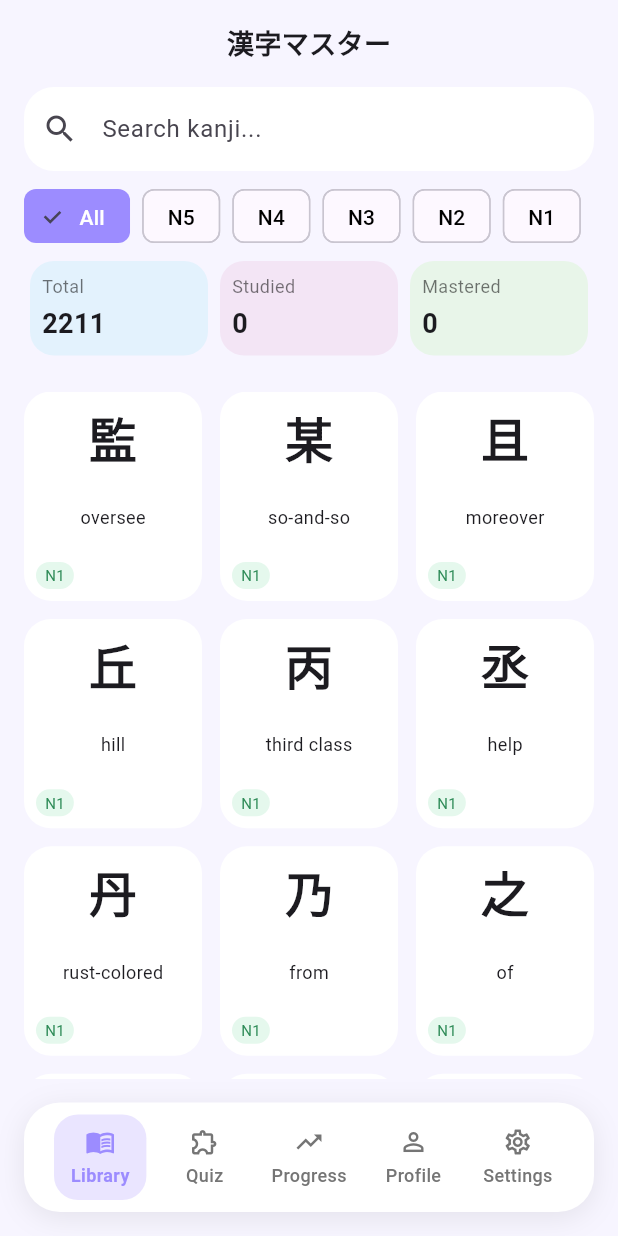
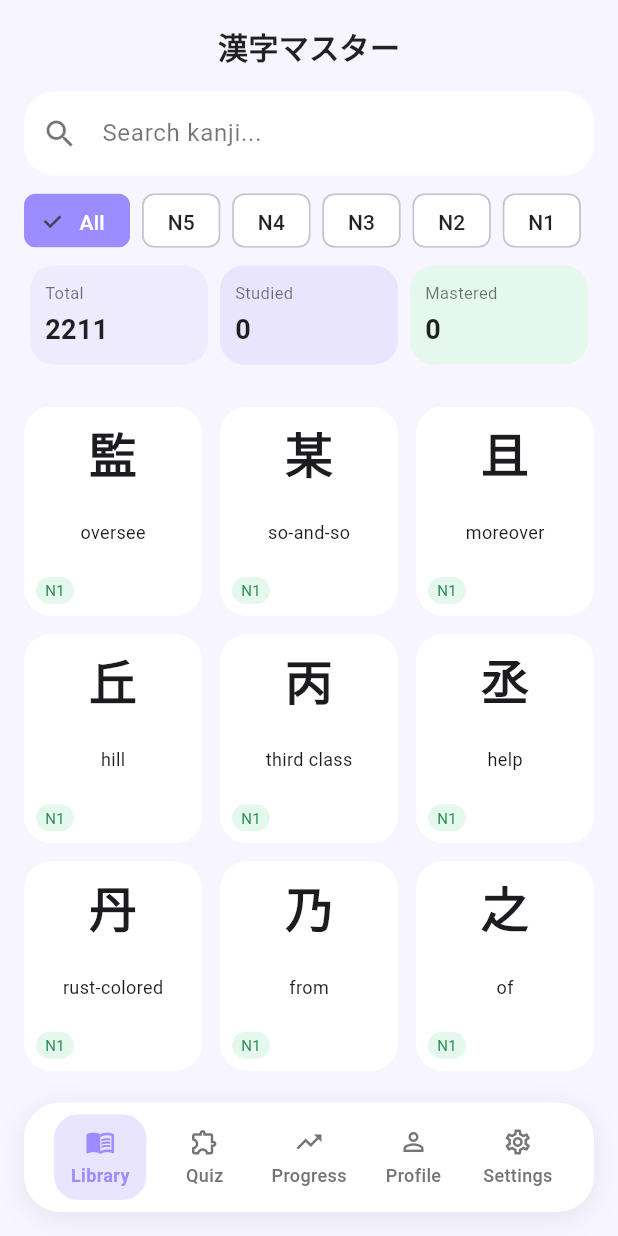
Before and after one commit to Yuutari/kanjimaster, a Flutter app: the screen it shows after launch, on a phone screen of 412 x 824 dp. Run offline on Flutter 3.47's test engine with Material 3 defaults, Android fonts, the phone set to English and light mode, and no system bars; our stand-ins replace shared_preferences, sqflite, sqflite_common_ffi_web; accounts and stored records are empty.

Commit message:
library: add dark mode, empty states (no data & no search results), polished styling

```diff
--- a/lib/ui/screens/library_screen.dart
+++ b/lib/ui/screens/library_screen.dart
@@ -4,7 +4,6 @@ import '../widgets/kanji_card.dart';
 
 class LibraryScreen extends StatefulWidget {
   final KanjiRepository repository;
-
   const LibraryScreen({super.key, required this.repository});
 
   @override
@@ -17,6 +16,13 @@ class _LibraryScreenState extends State<LibraryScreen> {
 
   @override
   Widget build(BuildContext context) {
+    final theme = Theme.of(context);
+    final isDark = theme.brightness == Brightness.dark;
+    final bgColor = isDark ? const Color(0xFF1A1A2E) : const Color(0xFFF7F5FF);
+    final cardColor = isDark ? const Color(0xFF252540) : Colors.white;
+    final textColor = isDark ? Colors.white : Colors.black87;
+    final subColor = isDark ? Colors.white54 : Colors.black54;
+
     final allKanji = widget.repository.kanji;
     final levels = ['All', 'N5', 'N4', 'N3', 'N2', 'N1'];
 
@@ -25,8 +31,7 @@ class _LibraryScreenState extends State<LibraryScreen> {
       final byText = q.isEmpty ||
           k.char.contains(q) ||
           k.meaning.toLowerCase().contains(q);
-      final byLevel =
-          _levelFilter == 'All' || k.jlptLevel == _levelFilter;
+      final byLevel = _levelFilter == 'All' || k.jlptLevel == _levelFilter;
       return byText && byLevel;
     }).toList();
 
@@ -35,27 +40,57 @@ class _LibraryScreenState extends State<LibraryScreen> {
     final mastered = allKanji.where((k) => k.mastered).length;
 
     return Scaffold(
-      backgroundColor: const Color(0xFFF7F5FF),
-      body: Column(
+      backgroundColor: bgColor,
+      body: SafeArea(
+        child: total == 0
+            ? Center(
+                child: Padding(
+                  padding: const EdgeInsets.all(32),
+                  child: Column(
+                    mainAxisAlignment: MainAxisAlignment.center,
+                    children: [
+                      Icon(Icons.menu_book_rounded,
+                          size: 80, color: subColor),
+                      const SizedBox(height: 20),
+                      Text(
+                        'No kanji yet',
+                        style: TextStyle(
+                            fontSize: 24,
+                            fontWeight: FontWeight.w700,
+                            color: textColor),
+                      ),
+                      const SizedBox(height: 8),
+                      Text(
+                        'Kanji data is loading or not available.\nPlease check your connection and try again.',
+                        textAlign: TextAlign.center,
+                        style: TextStyle(fontSize: 14, color: subColor),
+                      ),
+                    ],
+                  ),
+                ),
+              )
+            : Column(
                 children: [
                   const SizedBox(height: 16),
-          const Text(
+                  Text(
                     '漢字マスター',
                     style: TextStyle(
-              fontSize: 18,
-              fontWeight: FontWeight.w600,
-            ),
+                        fontSize: 20,
+                        fontWeight: FontWeight.w700,
+                        color: textColor),
                   ),
                   const SizedBox(height: 16),
                   Padding(
                     padding: const EdgeInsets.symmetric(horizontal: 16),
                     child: TextField(
                       onChanged: (v) => setState(() => _query = v),
+                      style: TextStyle(color: textColor),
                       decoration: InputDecoration(
                         hintText: 'Search kanji...',
+                        hintStyle: TextStyle(color: subColor),
                         filled: true,
-                fillColor: Colors.white,
-                prefixIcon: const Icon(Icons.search),
+                        fillColor: cardColor,
+                        prefixIcon: Icon(Icons.search, color: subColor),
                         border: OutlineInputBorder(
                           borderRadius: BorderRadius.circular(20),
                           borderSide: BorderSide.none,
@@ -79,9 +114,14 @@ class _LibraryScreenState extends State<LibraryScreen> {
                           selected: selected,
                           onSelected: (_) =>
                               setState(() => _levelFilter = l),
-                  selectedColor: const Color(0xFF9C8CFF),
+                          selectedColor: isDark
+                              ? const Color(0xFF7A69E8)
+                              : const Color(0xFF9C8CFF),
+                          backgroundColor: cardColor,
                           labelStyle: TextStyle(
-                    color: selected ? Colors.white : Colors.black,
+                            color: selected
+                                ? Colors.white
+                                : textColor,
                           ),
                         );
                       },
@@ -92,15 +132,64 @@ class _LibraryScreenState extends State<LibraryScreen> {
                     padding: const EdgeInsets.symmetric(horizontal: 16),
                     child: Row(
                       children: [
-                _statCard('Total', total.toString(), Colors.blue[50]!),
-                _statCard('Studied', studied.toString(),
-                    Colors.purple[50]!),
-                _statCard('Mastered', mastered.toString(),
-                    Colors.green[50]!),
+                        _statCard(
+                          'Total',
+                          total.toString(),
+                          isDark
+                              ? const Color(0xFF2E2E50)
+                              : const Color(0xFFEEEBFF),
+                          textColor,
+                          subColor,
+                        ),
+                        _statCard(
+                          'Studied',
+                          studied.toString(),
+                          isDark
+                              ? const Color(0xFF2E2E50)
+                              : const Color(0xFFEAE5FF),
+                          textColor,
+                          subColor,
+                        ),
+                        _statCard(
+                          'Mastered',
+                          mastered.toString(),
+                          isDark
+                              ? const Color(0xFF1E3A2F)
+                              : const Color(0xFFE5F8ED),
+                          textColor,
+                          subColor,
+                        ),
                       ],
                     ),
                   ),
-          const SizedBox(height: 8),
+                  const SizedBox(height: 12),
+                  if (filtered.isEmpty && _query.isNotEmpty)
+                    Expanded(
+                      child: Center(
+                        child: Column(
+                          mainAxisAlignment: MainAxisAlignment.center,
+                          children: [
+                            Icon(Icons.search_off,
+                                size: 64, color: subColor),
+                            const SizedBox(height: 16),
+                            Text(
+                              'No results found',
+                              style: TextStyle(
+                                  fontSize: 18,
+                                  fontWeight: FontWeight.w600,
+                                  color: textColor),
+                            ),
+                            const SizedBox(height: 4),
+                            Text(
+                              'Try a different search term',
+                              style: TextStyle(
+                                  fontSize: 13, color: subColor),
+                            ),
+                          ],
+                        ),
+                      ),
+                    )
+                  else
                     Expanded(
                       child: Padding(
                         padding: const EdgeInsets.all(16),
@@ -125,14 +214,21 @@ class _LibraryScreenState extends State<LibraryScreen> {
                     ),
                 ],
               ),
+      ),
     );
   }
 
-  Widget _statCard(String title, String value, Color bg) {
+  Widget _statCard(
+    String title,
+    String value,
+    Color bg,
+    Color textColor,
+    Color subColor,
+  ) {
     return Expanded(
       child: Container(
         margin: const EdgeInsets.symmetric(horizontal: 4),
-        padding: const EdgeInsets.all(8),
+        padding: const EdgeInsets.all(10),
         decoration: BoxDecoration(
           color: bg,
           borderRadius: BorderRadius.circular(16),
@@ -141,15 +237,14 @@ class _LibraryScreenState extends State<LibraryScreen> {
           crossAxisAlignment: CrossAxisAlignment.start,
           children: [
             Text(title,
-                style: const TextStyle(
-                    fontSize: 12, color: Colors.black54)),
+                style: TextStyle(fontSize: 11, color: subColor)),
             const SizedBox(height: 4),
             Text(
               value,
-              style: const TextStyle(
+              style: TextStyle(
                   fontSize: 18,
-                fontWeight: FontWeight.w600,
-              ),
+                  fontWeight: FontWeight.w700,
+                  color: textColor),
             ),
           ],
         ),
```
Lines whose indentation alone changed are shown as unchanged.
